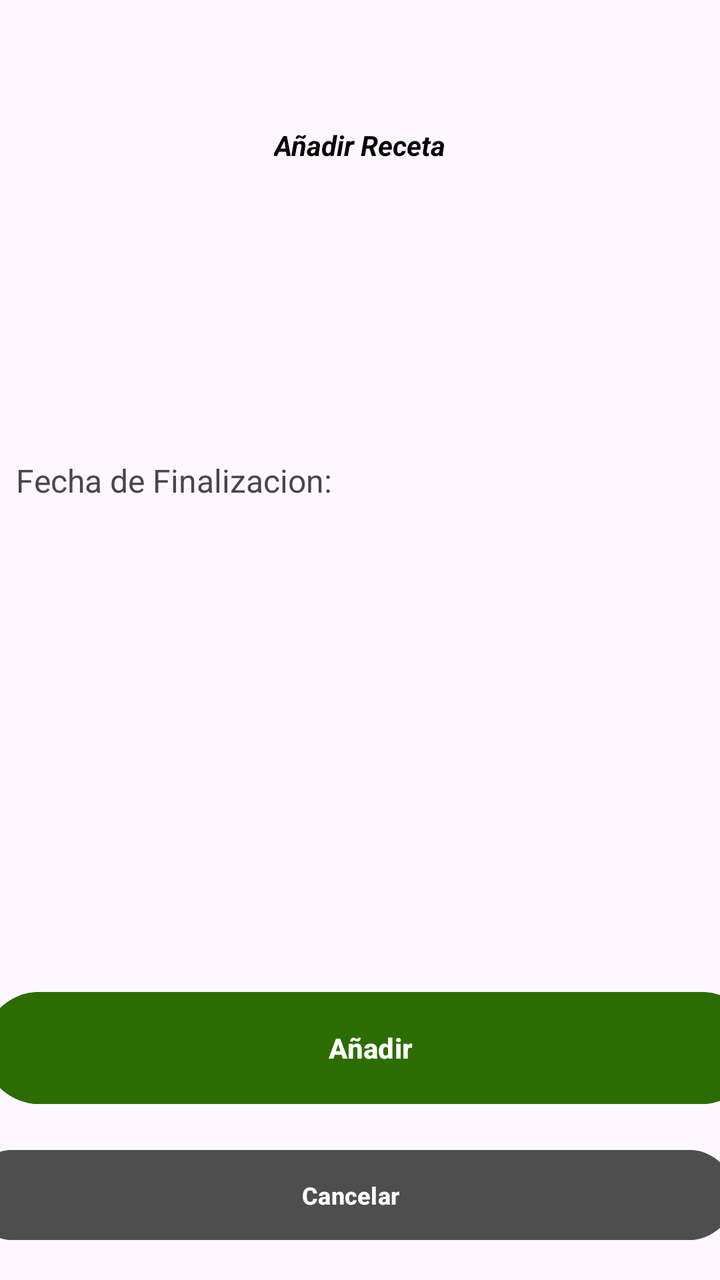
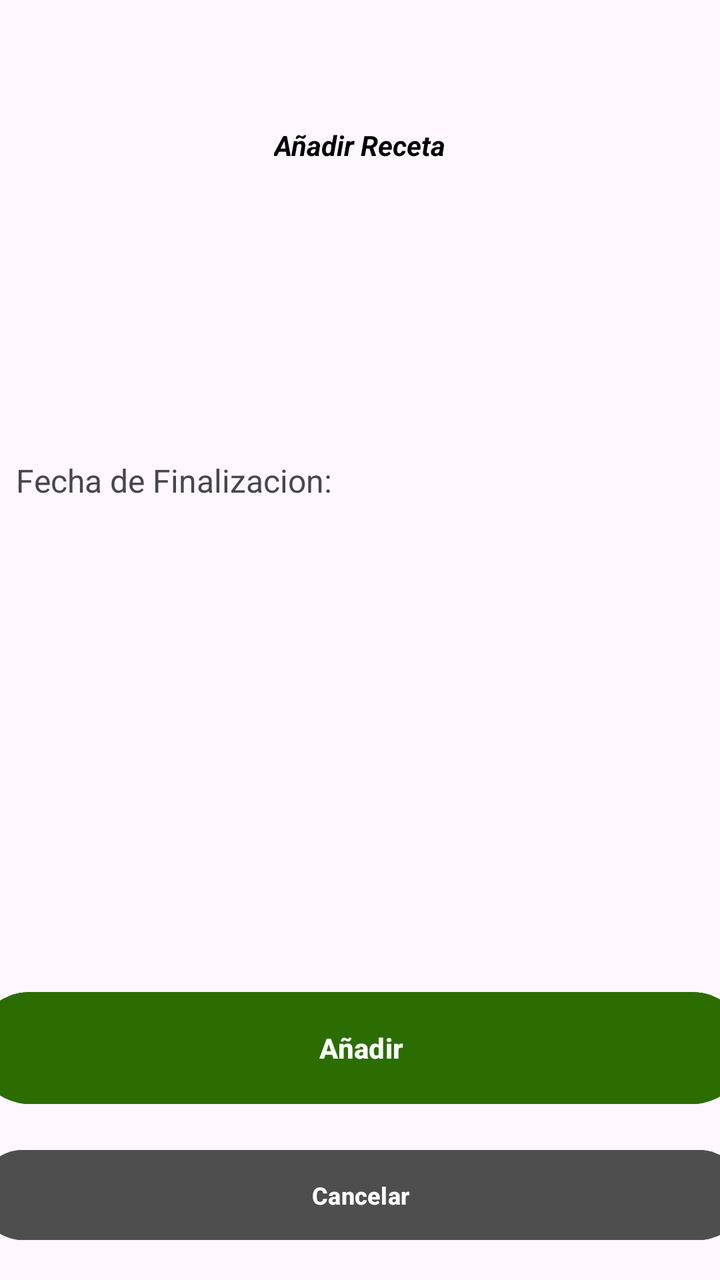

Screens rendered from an Android XML layout before and after an edit, with the pre-edit source and the edit as a unified diff.
<!-- AndroidManifest.xml: application theme Theme.MobilesVC -->
<!-- res/layout/receta_crear_view.xml -->
<?xml version="1.0" encoding="utf-8"?>
<androidx.constraintlayout.widget.ConstraintLayout xmlns:android="http://schemas.android.com/apk/res/android"
    xmlns:app="http://schemas.android.com/apk/res-auto"
    xmlns:tools="http://schemas.android.com/tools"
    android:layout_width="match_parent"
    android:layout_height="match_parent">

    <TextView
        android:id="@+id/textView54"
        android:layout_width="200dp"
        android:layout_height="22dp"
        android:text="Fecha de Finalizacion:"
        android:textSize="16sp"
        app:layout_constraintBottom_toTopOf="@+id/vFechaCrear"
        app:layout_constraintEnd_toEndOf="parent"
        app:layout_constraintHorizontal_bias="0.051"
        app:layout_constraintStart_toStartOf="parent" />

    <Button
        android:id="@+id/vVolverCrearReceta"
        android:layout_width="383dp"
        android:layout_height="53dp"
        android:layout_marginHorizontal="24dp"
        android:layout_marginTop="8dp"
        android:layout_marginBottom="16dp"
        android:backgroundTint="#4E4E4E"
        android:paddingVertical="10dp"
        android:text="Cancelar"
        android:textSize="12sp"
        android:textStyle="bold"
        android:visibility="visible"
        app:layout_constraintBottom_toBottomOf="parent"
        app:layout_constraintEnd_toEndOf="parent"
        app:layout_constraintHorizontal_bias="0.571"
        app:layout_constraintStart_toStartOf="parent" />

    <Button
        android:id="@+id/vCrearReceta"
        android:layout_width="387dp"
        android:layout_height="64dp"
        android:layout_marginTop="48dp"
        android:layout_marginBottom="84dp"
        android:backgroundTint="#2C6D01"
        android:paddingVertical="14dp"
        android:text="Añadir"
        android:textStyle="bold"
        app:layout_constraintBottom_toBottomOf="parent"
        app:layout_constraintEnd_toEndOf="parent"
        app:layout_constraintHorizontal_bias="0.333"
        app:layout_constraintStart_toStartOf="parent" />

    <TextView
        android:id="@+id/textView10"
        android:layout_width="wrap_content"
        android:layout_height="wrap_content"
        android:layout_marginStart="126dp"
        android:layout_marginTop="63dp"
        android:layout_marginEnd="126dp"
        android:fontFamily="sans-serif"
        android:text="Añadir Receta"
        android:textColor="#000000"
        android:textStyle="bold|italic"
        app:layout_constraintEnd_toEndOf="parent"
        app:layout_constraintStart_toStartOf="parent"
        app:layout_constraintTop_toTopOf="parent"
        tools:textSize="26sp" />

    <EditText
        android:id="@+id/vFechaCrear"
        android:layout_width="373dp"
        android:layout_height="51dp"
        android:layout_marginStart="18dp"
        android:layout_marginTop="156dp"
        android:layout_marginEnd="21dp"
        android:layout_marginBottom="278dp"
        android:ems="10"
        android:hint="Fecha de Finalizacion"
        android:inputType="date"
        app:layout_constraintBottom_toTopOf="@+id/vCrearReceta"
        app:layout_constraintEnd_toEndOf="parent"
        app:layout_constraintStart_toStartOf="parent"
        app:layout_constraintTop_toBottomOf="@+id/textView10" />
</androidx.constraintlayout.widget.ConstraintLayout>
<!-- resources referenced by this layout -->
<resources>
  <style name="Theme.MobilesVC" parent="Base.Theme.MobilesVC" />
  <style name="Base.Theme.MobilesVC" parent="Theme.Material3.DayNight.NoActionBar">
          
          
      </style>
</resources>

<!-- the commit's change to res/layout/receta_crear_view.xml (unified diff, before → after) -->
@@ -21,7 +21,6 @@
         android:layout_width="383dp"
         android:layout_height="53dp"
         android:layout_marginHorizontal="24dp"
-        android:layout_marginTop="8dp"
         android:layout_marginBottom="16dp"
         android:backgroundTint="#4E4E4E"
         android:paddingVertical="10dp"
@@ -31,14 +30,13 @@
         android:visibility="visible"
         app:layout_constraintBottom_toBottomOf="parent"
         app:layout_constraintEnd_toEndOf="parent"
-        app:layout_constraintHorizontal_bias="0.571"
+        app:layout_constraintHorizontal_bias="0.5"
         app:layout_constraintStart_toStartOf="parent" />
 
     <Button
         android:id="@+id/vCrearReceta"
         android:layout_width="387dp"
         android:layout_height="64dp"
-        android:layout_marginTop="48dp"
         android:layout_marginBottom="84dp"
         android:backgroundTint="#2C6D01"
         android:paddingVertical="14dp"
@@ -46,7 +44,7 @@
         android:textStyle="bold"
         app:layout_constraintBottom_toBottomOf="parent"
         app:layout_constraintEnd_toEndOf="parent"
-        app:layout_constraintHorizontal_bias="0.333"
+        app:layout_constraintHorizontal_bias="0.5"
         app:layout_constraintStart_toStartOf="parent" />
 
     <TextView
